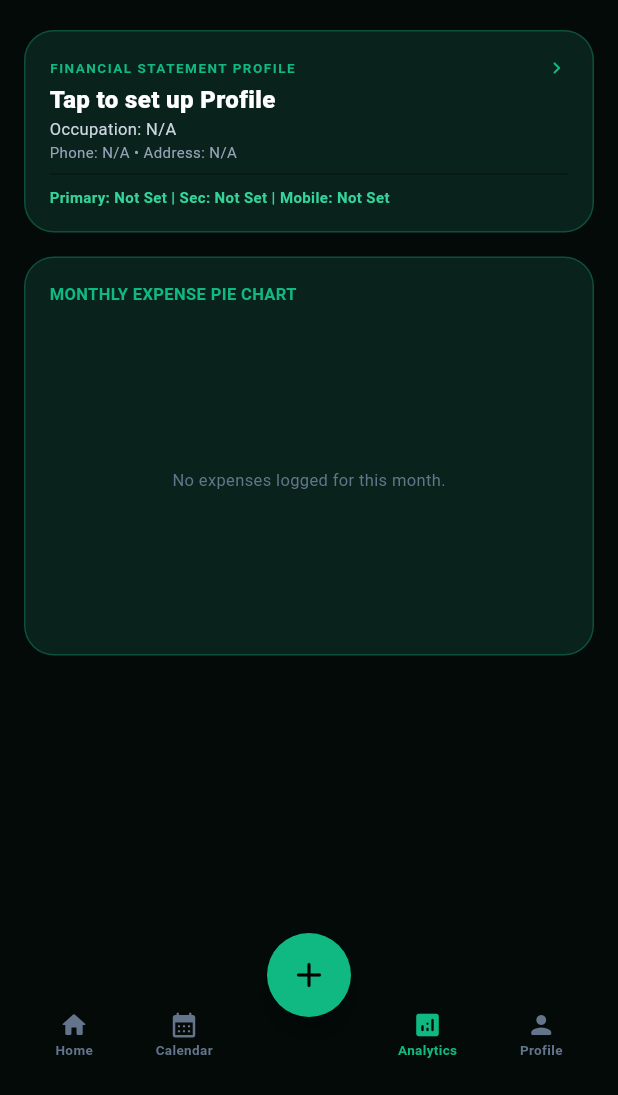
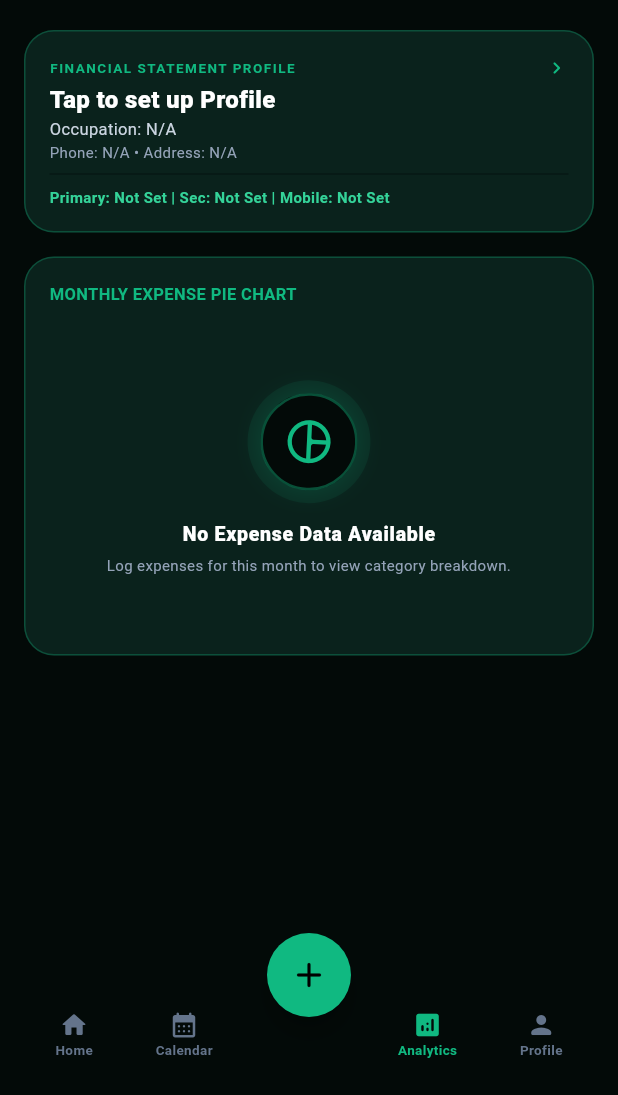
Before and after one commit to khandakerahsunhabib/perfinax, a Flutter app: the screen it shows after launch, item 3 of the bottom bar chosen, on a phone screen of 412 x 824 dp, the part 141-1236 px from its top. Run offline on Flutter 3.47's test engine with Material 3 defaults, Android fonts, the phone set to English and light mode, and no system bars; our stand-ins replace fl_chart, image_picker, shared_preferences.

Commit message:
Add animated pie chart placeholder widget when no expense data exists

```diff
--- a/lib/views/analytics/analytics_tab.dart
+++ b/lib/views/analytics/analytics_tab.dart
@@ -3,6 +3,7 @@ import 'package:flutter/material.dart';
 import 'package:fl_chart/fl_chart.dart';
 import '../../core/constants/app_colors.dart';
 import '../../controllers/data_controller.dart';
+import '../widgets/animated_empty_pie_chart.dart';
 
 class AnalyticsTab extends StatelessWidget {
   final DataController dataController;
@@ -132,11 +133,7 @@ class AnalyticsTab extends StatelessWidget {
                 SizedBox(
                   height: 200,
                   child: catMap.isEmpty
-                      ? const Center(
-                          child: Text(
-                              'No expenses logged for this month.',
-                              style: TextStyle(
-                                  color: AppColors.slate500, fontSize: 11)))
+                      ? const AnimatedEmptyPieChart()
                       : PieChart(
                           PieChartData(
                             sectionsSpace: 2,
--- /dev/null
+++ b/lib/views/widgets/animated_empty_pie_chart.dart
@@ -0,0 +1,129 @@
+import 'package:flutter/material.dart';
+import '../../core/constants/app_colors.dart';
+
+class AnimatedEmptyPieChart extends StatefulWidget {
+  const AnimatedEmptyPieChart({super.key});
+
+  @override
+  State<AnimatedEmptyPieChart> createState() => _AnimatedEmptyPieChartState();
+}
+
+class _AnimatedEmptyPieChartState extends State<AnimatedEmptyPieChart>
+    with SingleTickerProviderStateMixin {
+  late AnimationController _controller;
+  late Animation<double> _pulseAnimation;
+  late Animation<double> _rotationAnimation;
+
+  @override
+  void initState() {
+    super.initState();
+    _controller = AnimationController(
+      vsync: this,
+      duration: const Duration(milliseconds: 3000),
+    )..repeat(reverse: true);
+
+    _pulseAnimation = Tween<double>(begin: 0.92, end: 1.08).animate(
+      CurvedAnimation(parent: _controller, curve: Curves.easeInOut),
+    );
+
+    _rotationAnimation = Tween<double>(begin: -0.05, end: 0.05).animate(
+      CurvedAnimation(parent: _controller, curve: Curves.easeInOut),
+    );
+  }
+
+  @override
+  void dispose() {
+    _controller.dispose();
+    super.dispose();
+  }
+
+  @override
+  Widget build(BuildContext context) {
+    return Container(
+      padding: const EdgeInsets.all(16),
+      alignment: Alignment.center,
+      child: AnimatedBuilder(
+        animation: _controller,
+        builder: (context, child) {
+          return Column(
+            mainAxisAlignment: MainAxisAlignment.center,
+            children: [
+              // Animated Pie Chart Icon Placeholder
+              Transform.rotate(
+                angle: _rotationAnimation.value,
+                child: Transform.scale(
+                  scale: _pulseAnimation.value,
+                  child: Stack(
+                    alignment: Alignment.center,
+                    children: [
+                      // Pulsing Glow Ring
+                      Container(
+                        width: 76,
+                        height: 76,
+                        decoration: BoxDecoration(
+                          shape: BoxShape.circle,
+                          color: const Color(0xFF10B981)
+                              .withValues(alpha: 0.08 * _pulseAnimation.value),
+                        ),
+                      ),
+                      // Inner Icon Badge
+                      Container(
+                        width: 60,
+                        height: 60,
+                        decoration: BoxDecoration(
+                          shape: BoxShape.circle,
+                          color: const Color(0xFF030A08),
+                          border: Border.all(
+                            color: const Color(0xFF10B981)
+                                .withValues(alpha: 0.4),
+                            width: 1.5,
+                          ),
+                          boxShadow: [
+                            BoxShadow(
+                              color: const Color(0xFF10B981)
+                                  .withValues(alpha: 0.15),
+                              blurRadius: 12,
+                              spreadRadius: 1,
+                            ),
+                          ],
+                        ),
+                        child: const Icon(
+                          Icons.pie_chart_outline_rounded,
+                          size: 32,
+                          color: Color(0xFF10B981),
+                        ),
+                      ),
+                    ],
+                  ),
+                ),
+              ),
+              const SizedBox(height: 14),
+
+              // Title
+              const Text(
+                'No Expense Data Available',
+                style: TextStyle(
+                  fontSize: 13,
+                  fontWeight: FontWeight.w900,
+                  color: Colors.white,
+                  letterSpacing: 0.5,
+                ),
+              ),
+              const SizedBox(height: 4),
+
+              // Subtitle Description
+              const Text(
+                'Log expenses for this month to view category breakdown.',
+                textAlign: TextAlign.center,
+                style: TextStyle(
+                  fontSize: 10,
+                  color: AppColors.slate400,
+                ),
+              ),
+            ],
+          );
+        },
+      ),
+    );
+  }
+}
```
